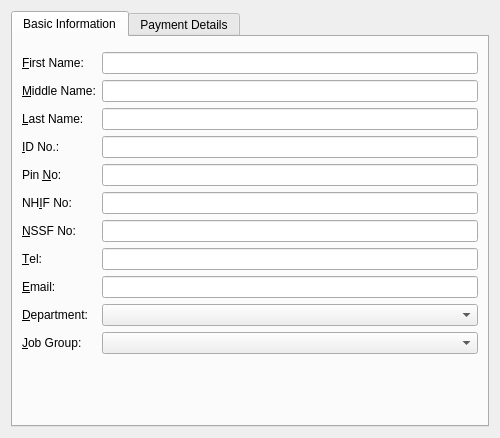
The window that payroll/employeeeditor.ui (jayjay-w/payroll) describes before a commit, drawn with Qt 5.
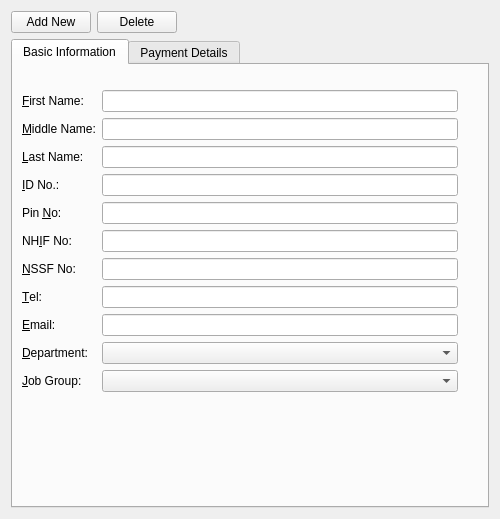
The same window after the commit. Icons and pictures are not drawn. Custom widgets are drawn as their Qt base class.

What changed in the file:
```diff
--- a/payroll/employeeeditor.ui
+++ b/payroll/employeeeditor.ui
@@ -7,7 +7,7 @@
     <x>0</x>
     <y>0</y>
     <width>500</width>
-    <height>438</height>
+    <height>519</height>
    </rect>
   </property>
   <property name="maximumSize">
@@ -20,6 +20,57 @@
    <string>Form</string>
   </property>
   <layout class="QVBoxLayout" name="verticalLayout">
+   <item>
+    <layout class="QHBoxLayout" name="horizontalLayout_3">
+     <item>
+      <widget class="QPushButton" name="cmdAddNew">
+       <property name="maximumSize">
+        <size>
+         <width>100</width>
+         <height>16777215</height>
+        </size>
+       </property>
+       <property name="text">
+        <string>Add New</string>
+       </property>
+       <property name="icon">
+        <iconset resource="res.qrc">
+         <normaloff>:/images/text-plus-icon.png</normaloff>:/images/text-plus-icon.png</iconset>
+       </property>
+      </widget>
+     </item>
+     <item>
+      <widget class="QPushButton" name="cmdDelete">
+       <property name="maximumSize">
+        <size>
+         <width>80</width>
+         <height>16777215</height>
+        </size>
+       </property>
+       <property name="text">
+        <string>Delete</string>
+       </property>
+       <property name="icon">
+        <iconset resource="res.qrc">
+         <normaloff>:/images/Delete-icon.png</normaloff>:/images/Delete-icon.png</iconset>
+       </property>
+      </widget>
+     </item>
+     <item>
+      <spacer name="horizontalSpacer_2">
+       <property name="orientation">
+        <enum>Qt::Horizontal</enum>
+       </property>
+       <property name="sizeHint" stdset="0">
+        <size>
+         <width>40</width>
+         <height>20</height>
+        </size>
+       </property>
+      </spacer>
+     </item>
+    </layout>
+   </item>
    <item>
     <widget class="QTabWidget" name="tabWidget">
      <property name="currentIndex">
@@ -30,7 +81,33 @@
        <string>Basic Information</string>
       </attribute>
       <layout class="QGridLayout" name="gridLayout">
-       <item row="3" column="0">
+       <item row="1" column="0" colspan="2">
+        <widget class="QLabel" name="label_2">
+         <property name="text">
+          <string>&amp;First Name:</string>
+         </property>
+         <property name="buddy">
+          <cstring>txtFirstName</cstring>
+         </property>
+        </widget>
+       </item>
+       <item row="1" column="2">
+        <widget class="QLineEdit" name="txtFirstName"/>
+       </item>
+       <item row="2" column="0" colspan="2">
+        <widget class="QLabel" name="label_3">
+         <property name="text">
+          <string>&amp;Middle Name:</string>
+         </property>
+         <property name="buddy">
+          <cstring>txtMiddleName</cstring>
+         </property>
+        </widget>
+       </item>
+       <item row="2" column="2">
+        <widget class="QLineEdit" name="txtMiddleName"/>
+       </item>
+       <item row="3" column="0" colspan="2">
         <widget class="QLabel" name="label_4">
          <property name="text">
           <string>&amp;Last Name:</string>
@@ -40,6 +117,9 @@
          </property>
         </widget>
        </item>
+       <item row="3" column="2">
+        <widget class="QLineEdit" name="txtLastName"/>
+       </item>
        <item row="4" column="0">
         <widget class="QLabel" name="label_5">
          <property name="text">
@@ -50,34 +130,47 @@
          </property>
         </widget>
        </item>
-       <item row="1" column="1">
-        <widget class="QLineEdit" name="txtFirstName"/>
+       <item row="4" column="2">
+        <widget class="QLineEdit" name="lineEdit_4"/>
        </item>
-       <item row="2" column="0">
-        <widget class="QLabel" name="label_3">
+       <item row="5" column="0" colspan="2">
+        <widget class="QLabel" name="label_6">
          <property name="text">
-          <string>&amp;Middle Name:</string>
+          <string>Pin &amp;No:</string>
          </property>
          <property name="buddy">
-          <cstring>txtMiddleName</cstring>
+          <cstring>lineEdit_5</cstring>
          </property>
         </widget>
        </item>
-       <item row="2" column="1">
-        <widget class="QLineEdit" name="txtMiddleName"/>
+       <item row="5" column="2">
+        <widget class="QLineEdit" name="lineEdit_5"/>
        </item>
-       <item row="1" column="0">
-        <widget class="QLabel" name="label_2">
+       <item row="6" column="0" colspan="2">
+        <widget class="QLabel" name="label_8">
          <property name="text">
-          <string>&amp;First Name:</string>
+          <string>NH&amp;IF No:</string>
          </property>
          <property name="buddy">
-          <cstring>txtFirstName</cstring>
+          <cstring>lineEdit_7</cstring>
          </property>
         </widget>
        </item>
-       <item row="3" column="1">
-        <widget class="QLineEdit" name="txtLastName"/>
+       <item row="6" column="2">
+        <widget class="QLineEdit" name="lineEdit_7"/>
+       </item>
+       <item row="7" column="0" colspan="2">
+        <widget class="QLabel" name="label_7">
+         <property name="text">
+          <string>&amp;NSSF No:</string>
+         </property>
+         <property name="buddy">
+          <cstring>lineEdit_6</cstring>
+         </property>
+        </widget>
+       </item>
+       <item row="7" column="2">
+        <widget class="QLineEdit" name="lineEdit_6"/>
        </item>
        <item row="8" column="0">
         <widget class="QLabel" name="label_9">
@@ -89,7 +182,36 @@
          </property>
         </widget>
        </item>
-       <item row="11" column="0">
+       <item row="8" column="2">
+        <widget class="QLineEdit" name="lineEdit_8"/>
+       </item>
+       <item row="9" column="0">
+        <widget class="QLabel" name="label_10">
+         <property name="text">
+          <string>&amp;Email:</string>
+         </property>
+         <property name="buddy">
+          <cstring>lineEdit_9</cstring>
+         </property>
+        </widget>
+       </item>
+       <item row="9" column="2">
+        <widget class="QLineEdit" name="lineEdit_9"/>
+       </item>
+       <item row="10" column="0" colspan="2">
+        <widget class="QLabel" name="label_11">
+         <property name="text">
+          <string>&amp;Department:</string>
+         </property>
+         <property name="buddy">
+          <cstring>comboBox</cstring>
+         </property>
+        </widget>
+       </item>
+       <item row="10" column="2">
+        <widget class="QComboBox" name="comboBox"/>
+       </item>
+       <item row="11" column="0" colspan="2">
         <widget class="QLabel" name="label_12">
          <property name="text">
           <string>&amp;Job Group:</string>
@@ -99,32 +221,10 @@
          </property>
         </widget>
        </item>
-       <item row="4" column="1">
-        <widget class="QLineEdit" name="lineEdit_4"/>
-       </item>
-       <item row="6" column="1">
-        <widget class="QLineEdit" name="lineEdit_7"/>
-       </item>
-       <item row="11" column="1">
+       <item row="11" column="2">
         <widget class="QComboBox" name="comboBox_2"/>
        </item>
-       <item row="7" column="0">
-        <widget class="QLabel" name="label_7">
-         <property name="text">
-          <string>&amp;NSSF No:</string>
-         </property>
-         <property name="buddy">
-          <cstring>lineEdit_6</cstring>
-         </property>
-        </widget>
-       </item>
-       <item row="8" column="1">
-        <widget class="QLineEdit" name="lineEdit_8"/>
-       </item>
-       <item row="7" column="1">
-        <widget class="QLineEdit" name="lineEdit_6"/>
-       </item>
-       <item row="12" column="1">
+       <item row="12" column="3">
         <spacer name="verticalSpacer">
          <property name="orientation">
           <enum>Qt::Vertical</enum>
@@ -137,58 +237,16 @@
          </property>
         </spacer>
        </item>
-       <item row="6" column="0">
-        <widget class="QLabel" name="label_8">
-         <property name="text">
-          <string>NH&amp;IF No:</string>
+       <item row="0" column="0" colspan="3">
+        <widget class="KMessageWidget" name="basicDetailsMessage" native="true">
+         <property name="minimumSize">
+          <size>
+           <width>50</width>
+           <height>10</height>
+          </size>
          </property>
-         <property name="buddy">
-          <cstring>lineEdit_7</cstring>
-         </property>
         </widget>
        </item>
-       <item row="9" column="1">
-        <widget class="QLineEdit" name="lineEdit_9"/>
-       </item>
-       <item row="5" column="0">
-        <widget class="QLabel" name="label_6">
-         <property name="text">
-          <string>Pin &amp;No:</string>
-         </property>
-         <property name="buddy">
-          <cstring>lineEdit_5</cstring>
-         </property>
-        </widget>
-       </item>
-       <item row="5" column="1">
-        <widget class="QLineEdit" name="lineEdit_5"/>
-       </item>
-       <item row="10" column="1">
-        <widget class="QComboBox" name="comboBox"/>
-       </item>
-       <item row="10" column="0">
-        <widget class="QLabel" name="label_11">
-         <property name="text">
-          <string>&amp;Department:</string>
-         </property>
-         <property name="buddy">
-          <cstring>comboBox</cstring>
-         </property>
-        </widget>
-       </item>
-       <item row="9" column="0">
-        <widget class="QLabel" name="label_10">
-         <property name="text">
-          <string>&amp;Email:</string>
-         </property>
-         <property name="buddy">
-          <cstring>lineEdit_9</cstring>
-         </property>
-        </widget>
-       </item>
-       <item row="0" column="0" colspan="2">
-        <widget class="KMessageWidget" name="basicDetailsMessage" native="true"/>
-       </item>
       </layout>
      </widget>
      <widget class="QWidget" name="tab_2">
```
Left out of the diff: 4 changed lines with no effect on the pictures.
